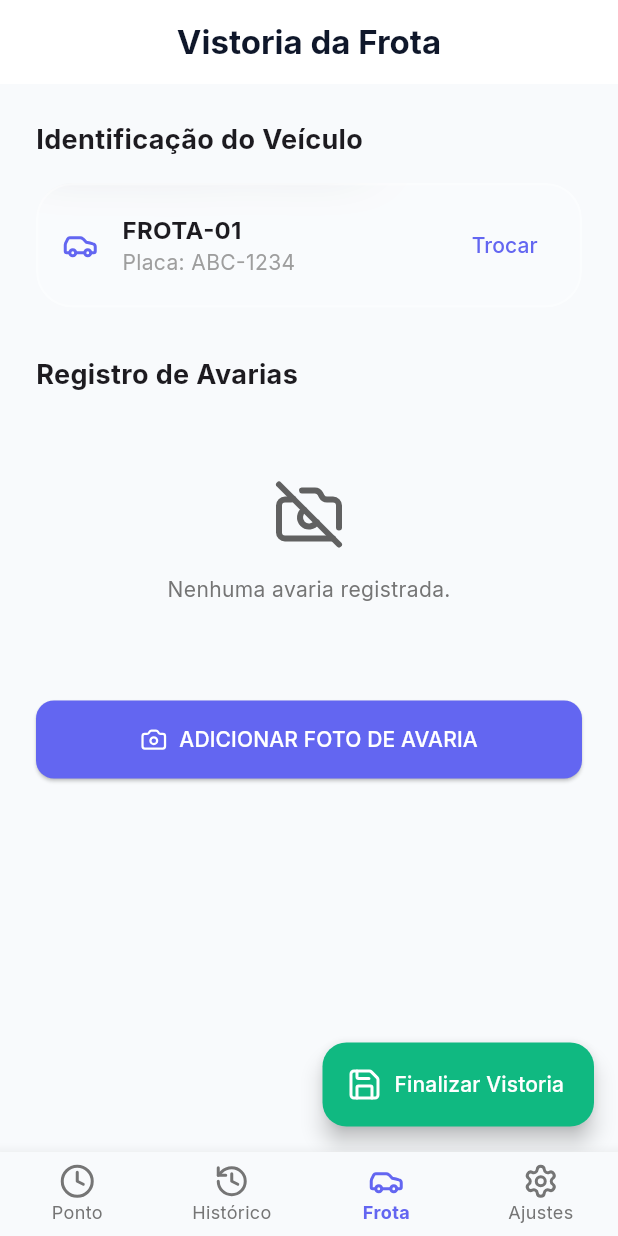
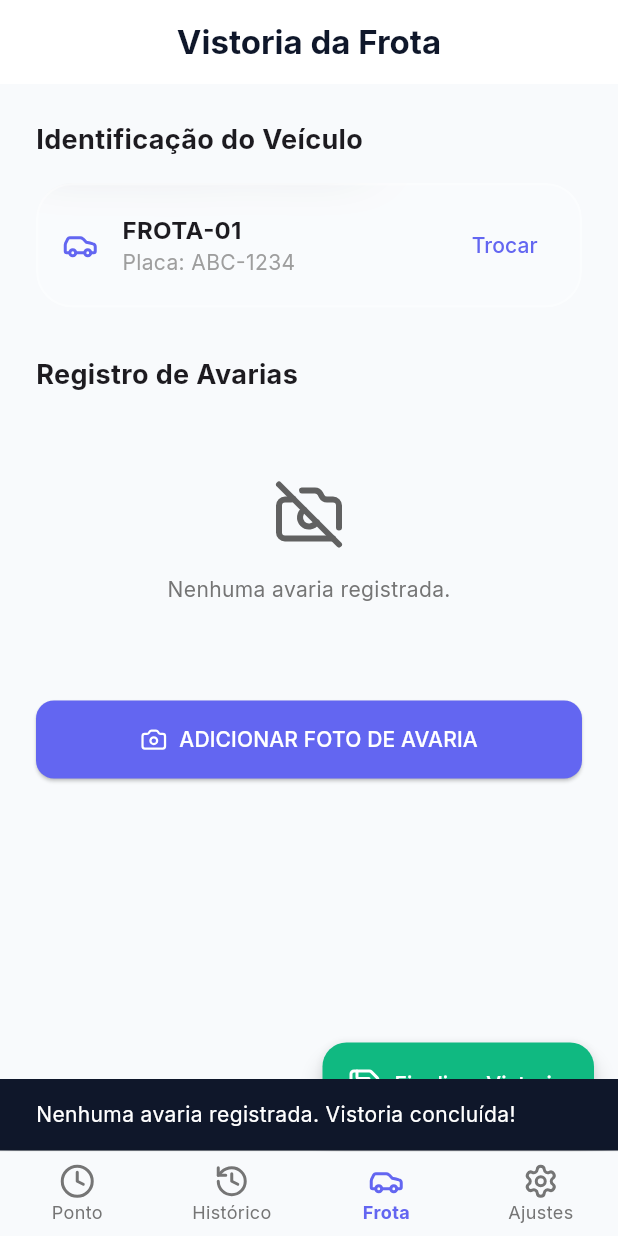
Before and after one commit to anuvalef-beep/ponto-ponto, a Flutter app: the screen it shows once a user with an empty profile is signed in, item 3 of the bottom bar chosen, after a tap on "Finalizar Vistoria", on a phone screen of 412 x 824 dp. Run offline on Flutter 3.47's test engine with Material 3 defaults, Android fonts, the light colour scheme and no system bars; our stand-ins replace cloud_firestore, firebase_auth, firebase_core, flutter_animate, flutter_local_notifications, google_fonts and 7 more; accounts and stored records are empty.

Commit message:
feat: varredura completa e botoes ativos

```diff
--- a/lib/screens/fleet_screen.dart
+++ b/lib/screens/fleet_screen.dart
@@ -57,7 +57,14 @@ class _FleetScreenState extends State<FleetScreen> {
                       ],
                     ),
                     const Spacer(),
-                    TextButton(onPressed: () {}, child: const Text('Trocar')),
+                    TextButton(
+                      onPressed: () {
+                        ScaffoldMessenger.of(context).showSnackBar(
+                          const SnackBar(content: Text('Funcionalidade de troca de frota em breve!')),
+                        );
+                      },
+                      child: const Text('Trocar')
+                    ),
                   ],
                 ),
               ),
@@ -123,7 +130,15 @@ class _FleetScreenState extends State<FleetScreen> {
       ),
       floatingActionButton: FloatingActionButton.extended(
         onPressed: () {
-          // TODO: Save Survey
+          if (_damagePhotos.isEmpty) {
+            ScaffoldMessenger.of(context).showSnackBar(
+              const SnackBar(content: Text('Nenhuma avaria registrada. Vistoria concluída!')),
+            );
+          } else {
+            ScaffoldMessenger.of(context).showSnackBar(
+              SnackBar(content: Text('Vistoria com ${_damagePhotos.length} fotos salva com sucesso!')),
+            );
+          }
         },
         label: const Text('Finalizar Vistoria'),
         icon: const Icon(LucideIcons.save),
```
Also changed, not shown: lib/screens/history_screen.dart (+11 -2 lines), lib/services/auth_service.dart (+20 -3 lines).
